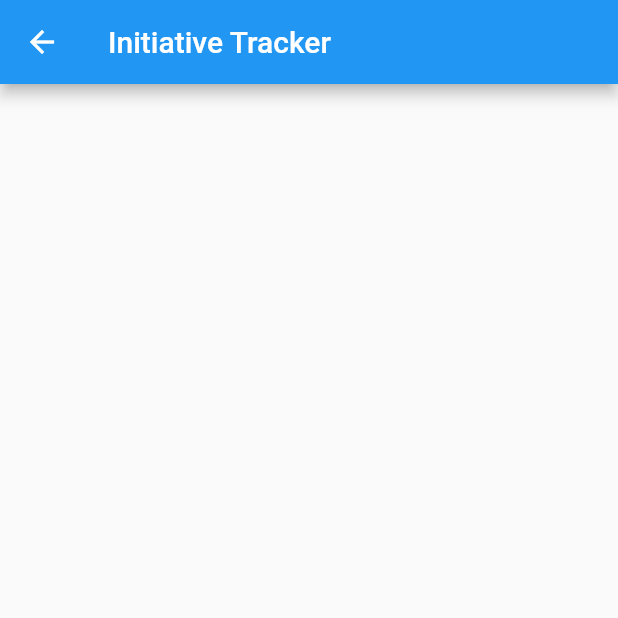
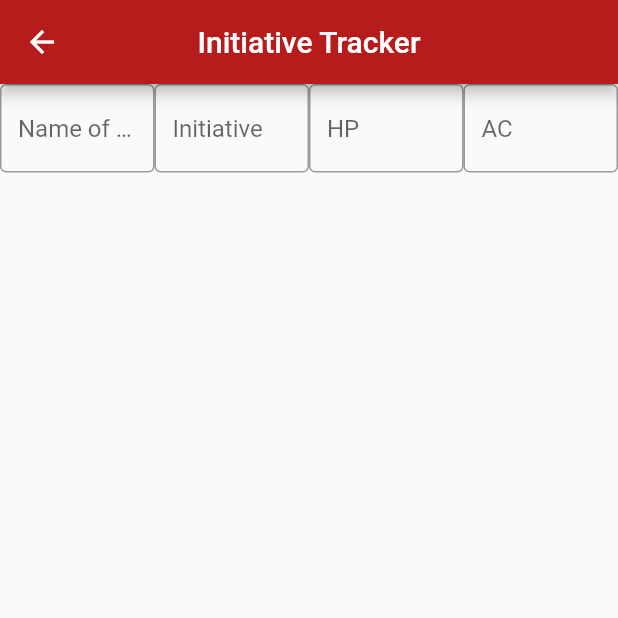
Before and after one commit to Hypnokat/RoleplayingCompanion, a Flutter app: the screen it shows after launch, in the side drawer, after a tap on "Initiative Tracker", on a phone screen of 412 x 824 dp, the top half of it. Run offline on Flutter 3.47's test engine with Material 2 defaults, Android fonts, the phone set to English and light mode, and no system bars.

Commit message:
Input boxes for Initiative Tracker

```diff
--- a/lib/main.dart
+++ b/lib/main.dart
@@ -47,11 +47,50 @@ class InitiativeTracker extends StatelessWidget {
   Widget build(BuildContext context) {
     return Scaffold(
       appBar: AppBar(
+        // leading: Icon(Icons.hourglass_bottom),
         title: Text('Initiative Tracker'),
+        centerTitle: true,
+        backgroundColor: Colors.red[900],
       ),
-      body: Center(
-
-      )
+      body: Column(children: <Widget>[
+            Row(
+              children: const <Widget>[
+                 Expanded(
+                      child: TextField(
+                        decoration: InputDecoration(
+                            border: OutlineInputBorder(),
+                            hintText: 'Name of Player/Creature'
+                        ),
+                      ),
+                  ),
+                Expanded(
+                  child: TextField(
+                    decoration: InputDecoration(
+                        border: OutlineInputBorder(),
+                        hintText: 'Initiative'
+                    ),
+                  ),
+                ),
+                Expanded(
+                    child: TextField(
+                      decoration: InputDecoration(
+                        border: OutlineInputBorder(),
+                          hintText: 'HP'
+                      ),
+                    ),
+                  ),
+                Expanded(
+                  child: TextField(
+                    decoration: InputDecoration(
+                        border: OutlineInputBorder(),
+                        hintText: 'AC'
+                    ),
+                  ),
+                ),
+              ],
+          ),
+        ],
+      ),
     );
   }
 }
```
